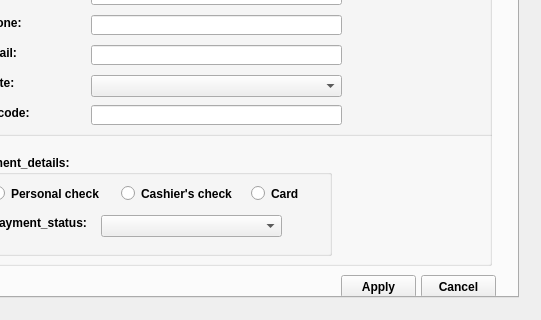
singhraj82/FURS, file FURS/FURS_Management/furs_main_window.ui: the form before one commit; both pictures show x 373 to 914 and y 363 to 683 of the 914 by 683 pixel window.
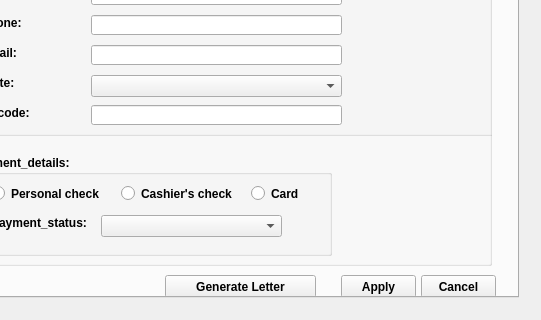
The form after the commit.

Commit message: generate letters

Diff of the .ui file:
```diff
--- a/FURS/FURS_Management/furs_main_window.ui
+++ b/FURS/FURS_Management/furs_main_window.ui
@@ -998,6 +998,19 @@
             <column/>
             <column/>
            </widget>
+           <widget class="QPushButton" name="button_letter_existing">
+            <property name="geometry">
+             <rect>
+              <x>514</x>
+              <y>590</y>
+              <width>151</width>
+              <height>23</height>
+             </rect>
+            </property>
+            <property name="text">
+             <string>Generate Letter</string>
+            </property>
+           </widget>
           </widget>
          </widget>
         </item>
```
The commit also changes 8 other files.
